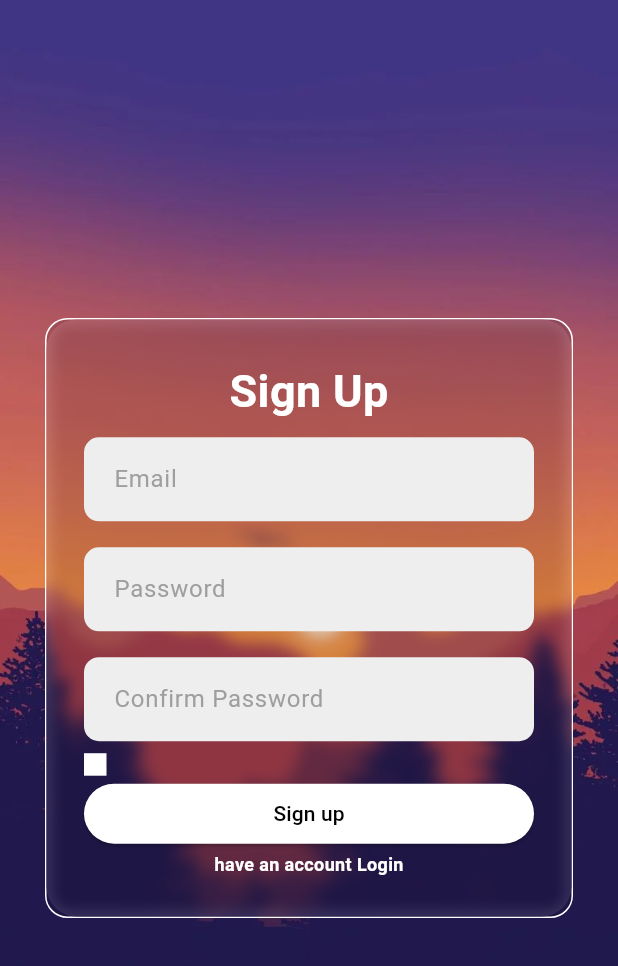
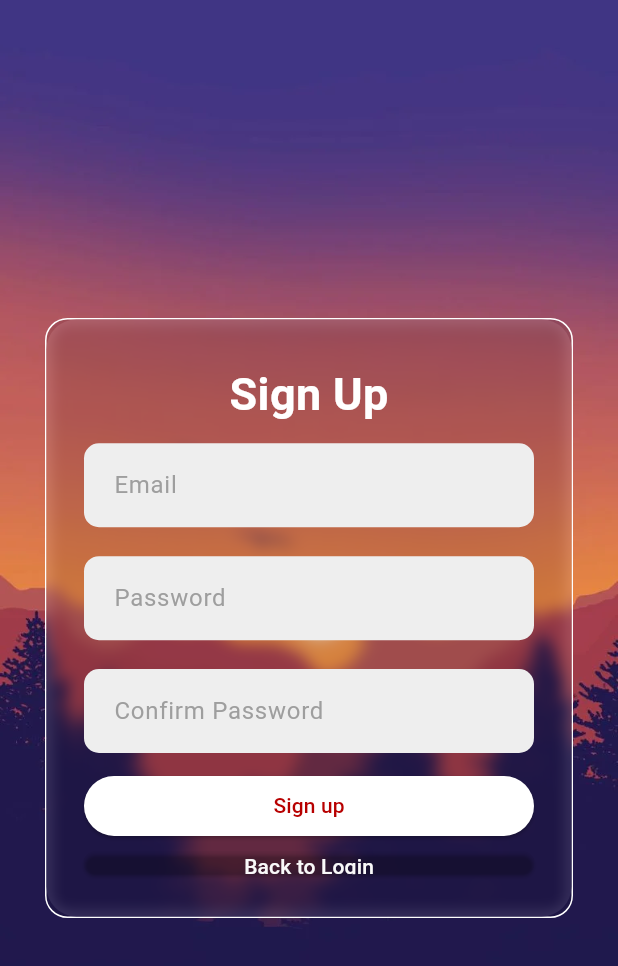
Before and after one commit to yonatannnn/TopRankers, a Flutter app: the screen it shows after launch, after a tap on "Don't have an account? REGISTER", on a phone screen of 412 x 824 dp. Shown: the top 966 px of the screen. Run offline on Flutter 3.47's test engine with Material 3 defaults, Android fonts, the phone set to English and light mode, and no system bars; our stand-ins replace firebase_auth, firebase_core; accounts and stored records are empty; network calls fail.

Commit message:
login page modified

```diff
--- a/lib/main.dart
+++ b/lib/main.dart
@@ -5,6 +5,7 @@ import 'package:ranker/auth/auth_gate.dart';
 import 'package:ranker/firebase_options.dart';
 import './screens/login_screen.dart';
 import './screens/registration_screen.dart';
+import './screens/home_screen.dart';
 
 void main() async {
   WidgetsFlutterBinding.ensureInitialized();
--- a/lib/screens/login_screen.dart
+++ b/lib/screens/login_screen.dart
@@ -7,6 +7,7 @@ import '../widgets/text_field.dart';
 import '../data/bg_data.dart';
 import '../utils/text_utils.dart';
 import '../auth/auth.dart';
+import '../screens/home_screen.dart';
 
 class LoginScreen extends StatefulWidget {
   LoginScreen({super.key});
@@ -24,8 +25,12 @@ class _LoginScreenState extends State<LoginScreen> {
     try {
       await authService.signInWithEmainAndPassword(
           widget._emailController.text, widget._passwordController.text);
+      Navigator.pushReplacement(
+        context,
+        MaterialPageRoute(builder: (context) => Home()),
+      );
     } catch (e) {
-      print(e);
+      print('not valid user');
     }
   }
 
@@ -96,13 +101,13 @@ class _LoginScreenState extends State<LoginScreen> {
                       ElevatedButton(
                         onPressed: () {
                           login();
+                          print(widget._emailController.text);
                         },
                         style: ElevatedButton.styleFrom(
                           shape: RoundedRectangleBorder(
                             borderRadius: BorderRadius.circular(30),
                           ),
-                          backgroundColor:
-                              Colors.white, // Button background color
+                          backgroundColor: Colors.white,
                         ),
                         child: Container(
                           height: 40,
@@ -110,7 +115,7 @@ class _LoginScreenState extends State<LoginScreen> {
                           alignment: Alignment.center,
                           child: Text(
                             "Log In",
-                            style: TextStyle(color: Colors.black), // Text color
+                            style: TextStyle(color: Colors.black),
                           ),
                         ),
                       ),
--- a/lib/screens/registration_screen.dart
+++ b/lib/screens/registration_screen.dart
@@ -25,13 +25,10 @@ class _LoginScreenState extends State<RegistrationScreen> {
     if (widget._passwordController.text ==
         widget._confirmPasswordController.text) {
       try {
-        // Call your authentication service to sign up the user
         await authService.signUnWithEmainAndPassword(
             widget._emailController.text, widget._passwordController.text);
-
-        // If registration is successful, navigate back to the login screen
-        Navigator.pop(
-            context); // This will close the current screen and return to the previous screen (login screen)
+        print('User Signed Up');
+        Navigator.pop(context);
       } catch (e) {
         print(e);
       }
@@ -90,11 +87,6 @@ class _LoginScreenState extends State<RegistrationScreen> {
                           controller: widget._confirmPasswordController),
                       Row(
                         children: [
-                          Container(
-                            height: 15,
-                            width: 15,
-                            color: Colors.white,
-                          ),
                           const SizedBox(
                             width: 10,
                           ),
@@ -117,17 +109,38 @@ class _LoginScreenState extends State<RegistrationScreen> {
                           alignment: Alignment.center,
                           child: Text(
                             "Sign up",
-                            style: TextStyle(color: Colors.black),
+                            style: TextStyle(
+                                color: Color.fromARGB(255, 183, 0, 0)),
                           ),
                         ),
                       ),
                       const Spacer(),
-                      Center(
-                          child: TextUtil(
-                        text: "have an account Login",
-                        size: 12,
-                        weight: true,
-                      )),
+                      const Spacer(),
+                      Container(
+                        height: 15,
+                        width: double.maxFinite,
+                        child: ElevatedButton(
+                          onPressed: () {
+                            Navigator.pop(context);
+                          },
+                          style: ElevatedButton.styleFrom(
+                            backgroundColor: Colors.white.withOpacity(0.0),
+                            shape: RoundedRectangleBorder(
+                              borderRadius: BorderRadius.circular(30),
+                            ),
+                          ),
+                          child: Container(
+                            height: 40,
+                            width: double.infinity,
+                            alignment: Alignment.center,
+                            child: Text(
+                              "Back to Login",
+                              style: TextStyle(
+                                  color: Color.fromARGB(255, 249, 249, 249)),
+                            ),
+                          ),
+                        ),
+                      ),
                       const Spacer(),
                     ],
                   ),
--- a/lib/utils/animations.dart
+++ b/lib/utils/animations.dart
@@ -12,11 +12,8 @@ class ShowUpAnimation extends StatefulWidget {
 }
 
 class _ShowUpAnimationState extends State<ShowUpAnimation> with TickerProviderStateMixin {
-  /// CREATING THE ANIMATION CONTROLLER VARIABLE
   late AnimationController _animController;
-  /// CREATING THE ANIMATION  VARIABLE OF TYPE OFFSET
   late Animation<Offset> _animOffset;
-  /// CREATING THE TIMER VARIABLE
   late Timer _timer;
 
   @override
--- a/pubspec.yaml
+++ b/pubspec.yaml
@@ -37,6 +37,8 @@ dependencies:
   cupertino_icons: ^1.0.6
   firebase_core: ^2.31.0
   firebase_auth: ^4.19.5
+  shared_preferences: ^2.2.3
+  flutter_bloc: ^8.1.5
 
 dev_dependencies:
   flutter_test:
```
Also changed, not shown: lib/screens/home_screen.dart (+48 -9 lines), lib/widgets/Below.dart (added, +48 -0 lines), lib/widgets/navButton.dart (added, +25 -0 lines), lib/widgets/navBar.dart (added), pubspec.lock, 1 other file.
